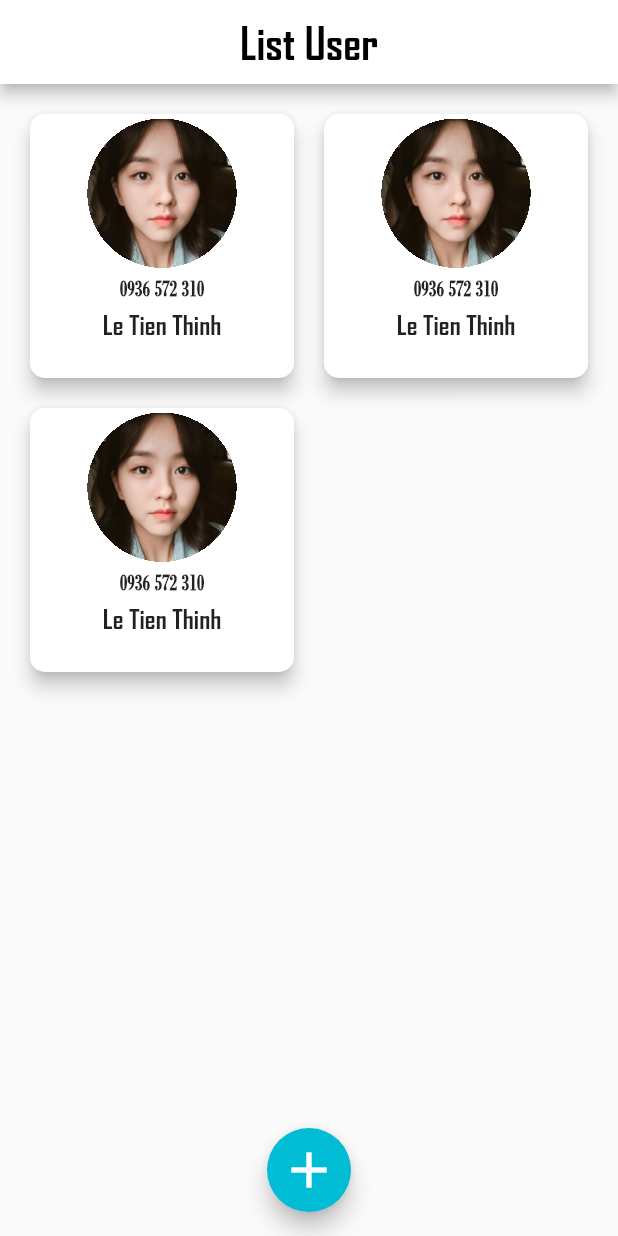
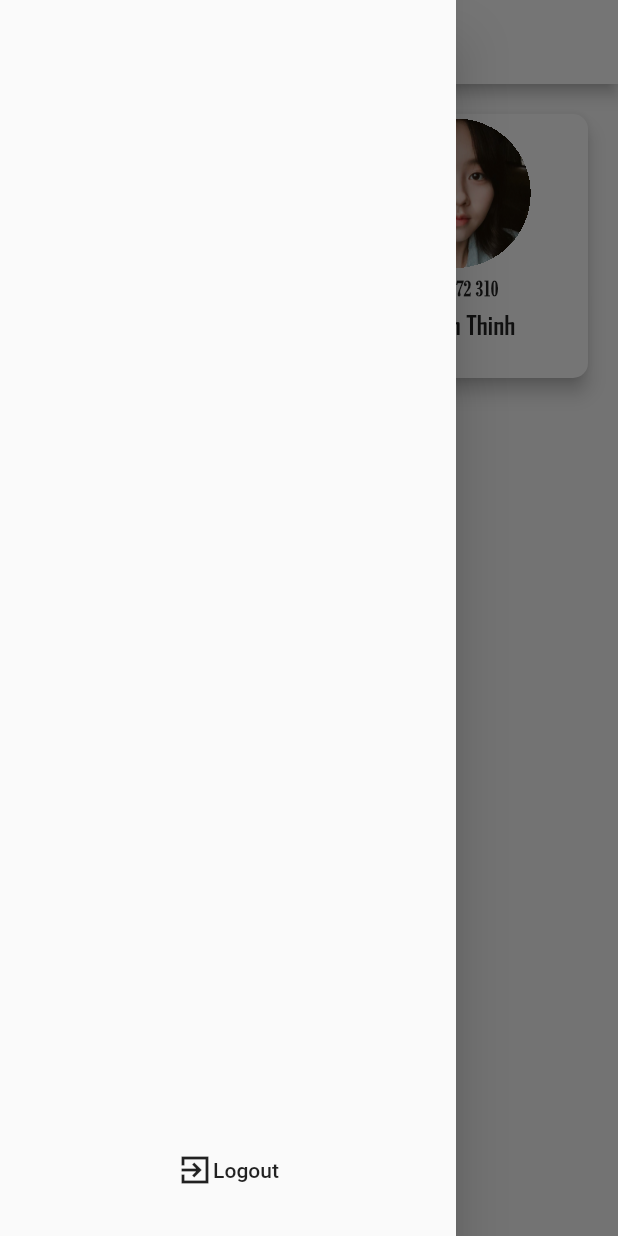
Before and after one commit to thinhle19/login_flutter, a Flutter app: the ListUserScreen screen opened by its route, with the side drawer open (before the commit the screen has no drawer), on a phone screen of 412 x 824 dp. Run offline on Flutter 3.47's test engine with Material 2 defaults, Android fonts, the phone set to English and light mode, and no system bars; our stand-ins replace shared_preferences; accounts and stored records are empty.

Commit message:
finished all requirement at basic level

```diff
--- a/lib/main.dart
+++ b/lib/main.dart
@@ -2,8 +2,10 @@ import 'package:flutter/material.dart';
 import 'package:login/models/user_model.dart';
 import 'package:login/screens/add_user_screen.dart';
 import 'package:login/screens/list_user_screen.dart';
+import 'package:login/screens/login_screen.dart';
 import 'package:login/screens/user_detail_screen.dart';
 import 'package:provider/provider.dart';
+import 'package:shared_preferences/shared_preferences.dart';
 
 void main() {
   runApp(
@@ -14,7 +16,27 @@ void main() {
   );
 }
 
-class MyApp extends StatelessWidget {
+class MyApp extends StatefulWidget {
+  @override
+  _MyAppState createState() => _MyAppState();
+}
+
+class _MyAppState extends State<MyApp> {
+  bool isLoggedIn = false;
+
+  @override
+  void initState() {
+    super.initState();
+    checkLogInStatus();
+  }
+
+  void checkLogInStatus() async {
+    SharedPreferences prefs = await SharedPreferences.getInstance();
+    setState(() {
+      isLoggedIn = prefs.getBool("isLoggedIn");
+    });
+  }
+
   @override
   Widget build(BuildContext context) {
     return MaterialApp(
@@ -25,7 +47,7 @@ class MyApp extends StatelessWidget {
       ),
       initialRoute: "/",
       routes: {
-        "/": (ctx) => ListUserScreen(),
+        "/": (ctx) => (isLoggedIn ? ListUserScreen() : LoginScreen()),
         ListUserScreen.routeName: (ctx) => ListUserScreen(),
         AddUserScreen.routeName: (ctx) => AddUserScreen(),
         UserDetailScreen.routeName: (ctx) => UserDetailScreen(),
--- a/lib/screens/list_user_screen.dart
+++ b/lib/screens/list_user_screen.dart
@@ -1,8 +1,11 @@
+import 'dart:io';
+
 import "package:flutter/material.dart";
 import 'package:login/models/user_model.dart';
 import 'package:login/screens/add_user_screen.dart';
 import 'package:login/widgets/user_item.dart';
 import 'package:provider/provider.dart';
+import 'package:shared_preferences/shared_preferences.dart';
 
 class ListUserScreen extends StatefulWidget {
   static const routeName = "/list-user";
@@ -12,14 +15,45 @@ class ListUserScreen extends StatefulWidget {
 }
 
 class _ListUserScreenState extends State<ListUserScreen> {
+  void setLoggedOut() async {
+    final prefs = await SharedPreferences.getInstance();
+    prefs.setBool("isLoggedIn", false);
+  }
+
   @override
   Widget build(BuildContext context) {
     var userModel = Provider.of<UserModel>(context, listen: true);
 
     return SafeArea(
       child: Scaffold(
+        drawer: Drawer(
+          child: Align(
+            alignment: Alignment.bottomCenter,
+            child: Padding(
+              padding: EdgeInsets.only(bottom: 20),
+              child: FlatButton(
+                onPressed: () {
+                  setLoggedOut();
+                  Navigator.of(context).pop();
+                  Navigator.of(context).pop();
+                },
+                child: Row(
+                  mainAxisAlignment: MainAxisAlignment.center,
+                  children: [
+                    Icon(Icons.exit_to_app_sharp),
+                    Text("Logout"),
+                  ],
+                ),
+              ),
+            ),
+          ),
+        ),
         appBar: AppBar(
           centerTitle: true,
+          leading: Icon(
+            Icons.menu,
+            color: Colors.black,
+          ),
           title: Text(
             "List User",
             style: TextStyle(
--- a/pubspec.yaml
+++ b/pubspec.yaml
@@ -24,6 +24,7 @@ dependencies:
   flutter:
     sdk: flutter
   provider: ^3.0.0
+  shared_preferences: '>=0.5.0 <2.0.0'
 
 
   # The following adds the Cupertino Icons font to your application.
```
Also changed, not shown: lib/screens/login_screen.dart (+15 -11 lines), pubspec.lock.
